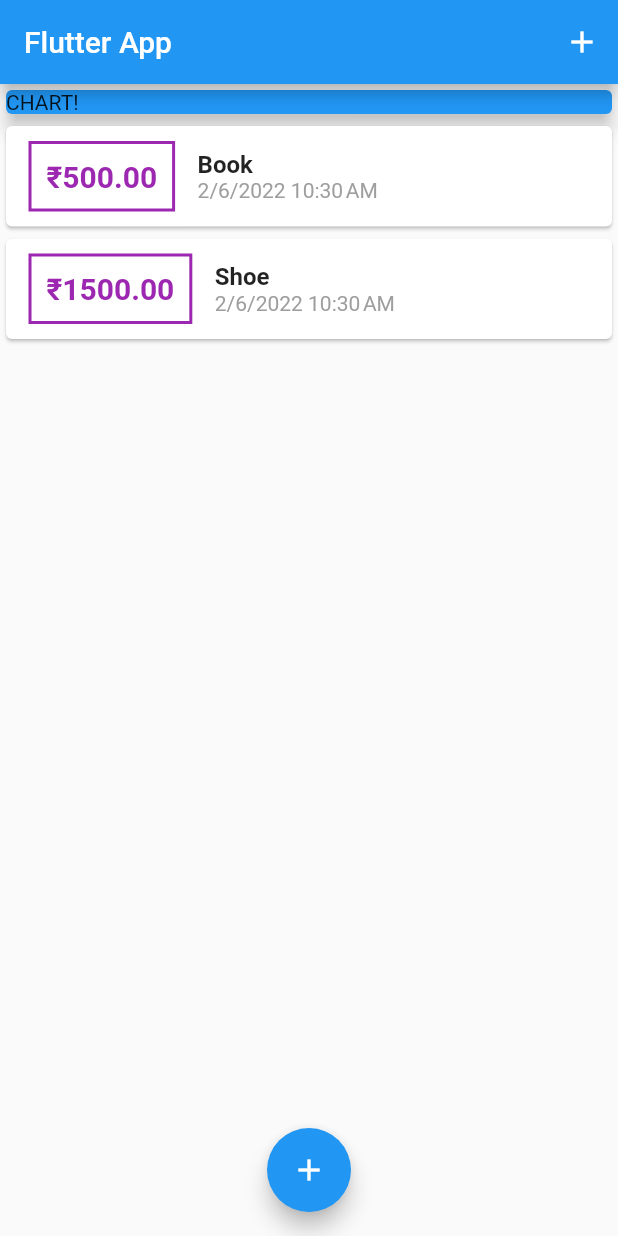
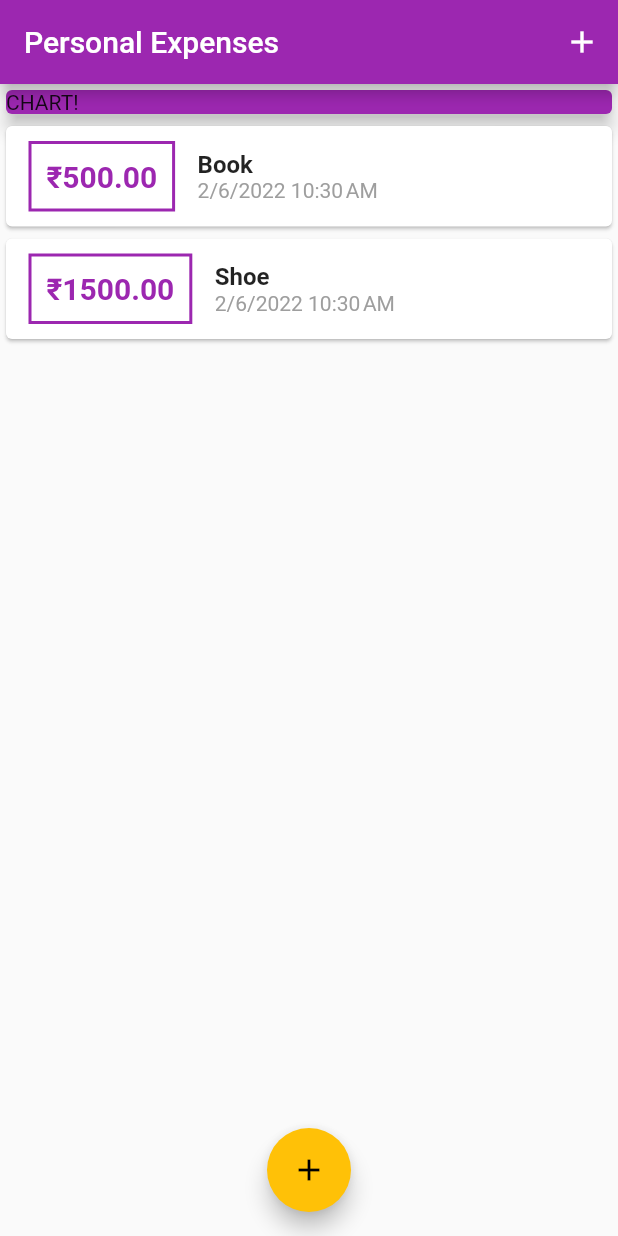
Before and after one commit to Mridul2820/expence-planner, a Flutter app: the screen it shows after launch, on a phone screen of 412 x 824 dp. Run offline on Flutter 3.47's test engine with Material 2 defaults, Android fonts, the phone set to English and light mode, and no system bars.

Commit message:
besic theming

```diff
--- a/lib/main.dart
+++ b/lib/main.dart
@@ -11,7 +11,11 @@ class MyApp extends StatelessWidget {
   Widget build(BuildContext context) {
     return MaterialApp(
       debugShowCheckedModeBanner: false,
-      title: 'Flutter App',
+      title: 'Personal Expenses',
+      theme: ThemeData(
+        primarySwatch: Colors.purple,
+        accentColor: Colors.amber,
+      ),
       home: MyHomePage(),
     );
   }
@@ -68,7 +72,7 @@ class _MyHomePageState extends State<MyHomePage> {
   Widget build(BuildContext context) {
     return Scaffold(
       appBar: AppBar(
-        title: Text('Flutter App'),
+        title: Text('Personal Expenses'),
         actions: <Widget>[
           IconButton(
             icon: Icon(Icons.add),
@@ -82,7 +86,7 @@ class _MyHomePageState extends State<MyHomePage> {
             Container(
               width: double.infinity,
               child: Card(
-                color: Colors.blue,
+                color: Theme.of(context).primaryColor,
                 child: Text('CHART!'),
                 elevation: 5,
               ),
--- a/lib/widgets/new_transaction.dart
+++ b/lib/widgets/new_transaction.dart
@@ -1,3 +1,4 @@
+import 'package:flutter/cupertino.dart';
 import 'package:flutter/material.dart';
 
 class NewTransaction extends StatefulWidget {
@@ -25,6 +26,8 @@ class _NewTransactionState extends State<NewTransaction> {
       enteredTitle,
       enteredAmount,
     );
+
+    Navigator.of(context).pop();
   }
 
   @override
--- a/lib/widgets/transaction_list.dart
+++ b/lib/widgets/transaction_list.dart
@@ -25,7 +25,7 @@ class TransactionList extends StatelessWidget {
                   padding: EdgeInsets.all(10),
                   decoration: BoxDecoration(
                     border: Border.all(
-                      color: Colors.purple,
+                      color: Theme.of(context).primaryColor,
                       width: 2,
                     ),
                   ),
@@ -34,7 +34,7 @@ class TransactionList extends StatelessWidget {
                     style: TextStyle(
                       fontWeight: FontWeight.bold,
                       fontSize: 20,
-                      color: Colors.purple,
+                      color: Theme.of(context).primaryColor,
                     ),
                   ),
                 ),
```
